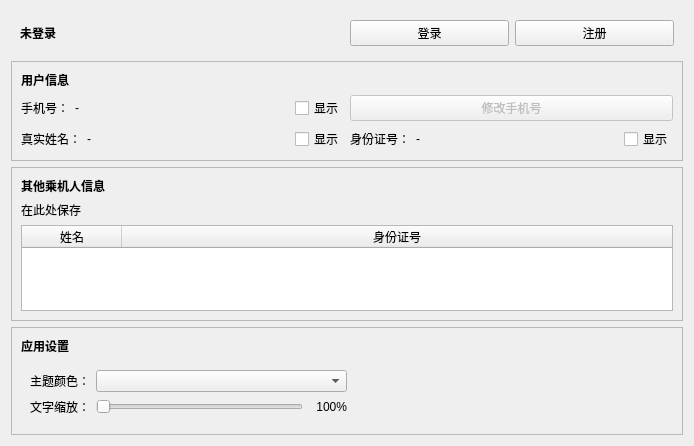
First picture: the form in FlightTicketClient/pages/ProfilePage/ProfilePage.ui, repository n-ss1m-1/FlightTicketSystem, before the edit.
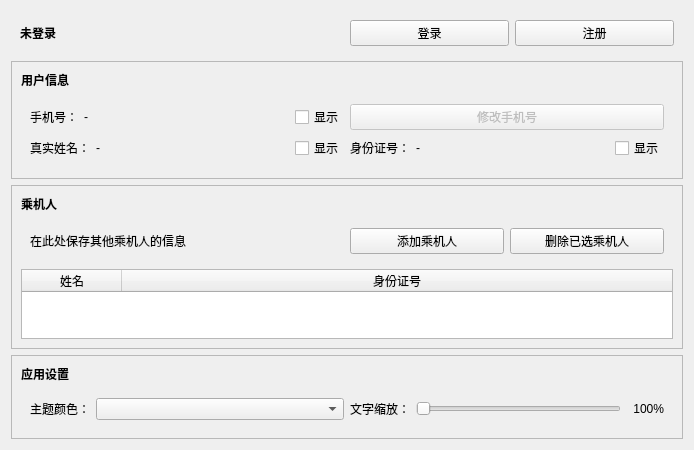
Second picture: the form after the edit.

Commit message: 乘机人信息ui框架

Patch:
```diff
--- a/FlightTicketClient/pages/ProfilePage/ProfilePage.ui
+++ b/FlightTicketClient/pages/ProfilePage/ProfilePage.ui
@@ -76,7 +76,7 @@
      <property name="frameShadow">
       <enum>QFrame::Shadow::Raised</enum>
      </property>
-     <layout class="QVBoxLayout" name="verticalLayout_5" stretch="0,0,0">
+     <layout class="QVBoxLayout" name="verticalLayout_5" stretch="0,0">
       <item>
        <widget class="QLabel" name="label">
         <property name="font">
@@ -90,7 +90,8 @@
        </widget>
       </item>
       <item>
-       <layout class="QGridLayout" name="gridLayout">
+       <widget class="QWidget" name="" native="true">
+        <layout class="QGridLayout" name="gridLayout" rowstretch="1,1" columnstretch="1,1">
         <item row="0" column="1">
          <widget class="QPushButton" name="btnChangePhone">
           <property name="enabled">
@@ -222,19 +223,7 @@
          </layout>
         </item>
        </layout>
-      </item>
-      <item>
-       <spacer name="verticalSpacer">
-        <property name="orientation">
-         <enum>Qt::Orientation::Vertical</enum>
-        </property>
-        <property name="sizeHint" stdset="0">
-         <size>
-          <width>20</width>
-          <height>40</height>
-         </size>
-        </property>
-       </spacer>
+       </widget>
       </item>
      </layout>
     </widget>
@@ -256,15 +245,39 @@
          </font>
         </property>
         <property name="text">
-         <string>其他乘机人信息</string>
+         <string>乘机人</string>
         </property>
        </widget>
       </item>
+      <item>
+       <widget class="QWidget" name="widget_3" native="true">
+        <layout class="QHBoxLayout" name="horizontalLayout_3" stretch="1,1">
       <item>
        <widget class="QLabel" name="label_6">
         <property name="text">
-         <string>在此处保存</string>
-        </property>
+            <string>在此处保存其他乘机人的信息</string>
+           </property>
+          </widget>
+         </item>
+         <item>
+          <layout class="QHBoxLayout" name="horizontalLayout_13">
+           <item>
+            <widget class="QPushButton" name="pushButton">
+             <property name="text">
+              <string>添加乘机人</string>
+             </property>
+            </widget>
+           </item>
+           <item>
+            <widget class="QPushButton" name="pushButton_2">
+             <property name="text">
+              <string>删除已选乘机人</string>
+             </property>
+            </widget>
+           </item>
+          </layout>
+         </item>
+        </layout>
        </widget>
       </item>
       <item>
@@ -315,19 +328,42 @@
        <widget class="QWidget" name="widget_2" native="true">
         <layout class="QHBoxLayout" name="horizontalLayout_4" stretch="1,1">
          <item>
-          <layout class="QFormLayout" name="formLayout">
-           <item row="0" column="0">
+          <layout class="QHBoxLayout" name="horizontalLayout_6">
+           <item>
             <widget class="QLabel" name="label_3">
+             <property name="sizePolicy">
+              <sizepolicy hsizetype="Maximum" vsizetype="Preferred">
+               <horstretch>0</horstretch>
+               <verstretch>0</verstretch>
+              </sizepolicy>
+             </property>
              <property name="text">
               <string>主题颜色：</string>
              </property>
             </widget>
            </item>
-           <item row="0" column="1">
+           <item>
             <widget class="QComboBox" name="comboTheme"/>
            </item>
-           <item row="1" column="1">
-            <layout class="QHBoxLayout" name="horizontalLayout_5" stretch="11,2">
+          </layout>
+         </item>
+         <item>
+          <layout class="QHBoxLayout" name="horizontalLayout_12">
+           <item>
+            <layout class="QHBoxLayout" name="horizontalLayout_5" stretch="0,11,2">
+             <item>
+              <widget class="QLabel" name="label_4">
+               <property name="sizePolicy">
+                <sizepolicy hsizetype="Maximum" vsizetype="Preferred">
+                 <horstretch>0</horstretch>
+                 <verstretch>0</verstretch>
+                </sizepolicy>
+               </property>
+               <property name="text">
+                <string>文字缩放：</string>
+               </property>
+              </widget>
+             </item>
              <item>
               <widget class="QSlider" name="sliderScale">
                <property name="orientation">
@@ -356,47 +392,11 @@
              </item>
             </layout>
            </item>
-           <item row="1" column="0">
-            <widget class="QLabel" name="label_4">
-             <property name="text">
-              <string>文字缩放：</string>
-             </property>
-            </widget>
-           </item>
           </layout>
          </item>
-         <item>
-          <spacer name="horizontalSpacer">
-           <property name="orientation">
-            <enum>Qt::Orientation::Horizontal</enum>
-           </property>
-           <property name="sizeType">
-            <enum>QSizePolicy::Policy::Preferred</enum>
-           </property>
-           <property name="sizeHint" stdset="0">
-            <size>
-             <width>313</width>
-             <height>20</height>
-            </size>
-           </property>
-          </spacer>
-         </item>
         </layout>
        </widget>
       </item>
-      <item>
-       <spacer name="verticalSpacer_2">
-        <property name="orientation">
-         <enum>Qt::Orientation::Vertical</enum>
-        </property>
-        <property name="sizeHint" stdset="0">
-         <size>
-          <width>20</width>
-          <height>40</height>
-         </size>
-        </property>
-       </spacer>
-      </item>
      </layout>
     </widget>
    </item>
```
Lines whose indentation alone changed are shown as unchanged.
